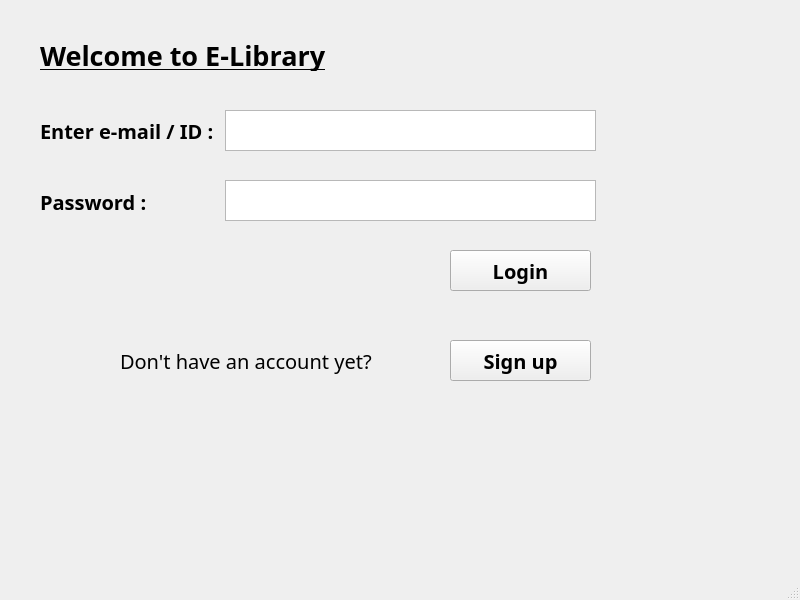
Old version of the form ui/LoginPage.ui in the repository simayseyrek/LibraryManagementSystem.
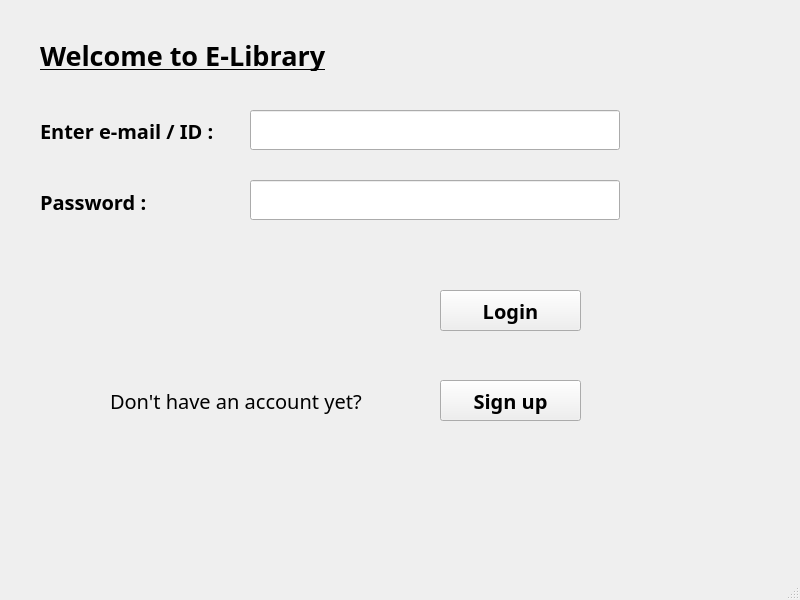
New version of the form.

Patch:
```diff
--- a/ui/LoginPage.ui
+++ b/ui/LoginPage.ui
@@ -83,50 +83,11 @@
      <string>Password : </string>
     </property>
    </widget>
-   <widget class="QTextBrowser" name="textBrowser">
+   <widget class="QPushButton" name="button_login">
     <property name="geometry">
      <rect>
-      <x>225</x>
-      <y>110</y>
-      <width>371</width>
-      <height>41</height>
-     </rect>
-    </property>
-    <property name="verticalScrollBarPolicy">
-     <enum>Qt::ScrollBarAlwaysOff</enum>
-    </property>
-    <property name="horizontalScrollBarPolicy">
-     <enum>Qt::ScrollBarAlwaysOff</enum>
-    </property>
-    <property name="html">
-     <string>&lt;!DOCTYPE HTML PUBLIC &quot;-//W3C//DTD HTML 4.0//EN&quot; &quot;http://www.w3.org/TR/REC-html40/strict.dtd&quot;&gt;
-&lt;html&gt;&lt;head&gt;&lt;meta name=&quot;qrichtext&quot; content=&quot;1&quot; /&gt;&lt;style type=&quot;text/css&quot;&gt;
-p, li { white-space: pre-wrap; }
-&lt;/style&gt;&lt;/head&gt;&lt;body style=&quot; font-family:'Ubuntu'; font-size:20pt; font-weight:400; font-style:normal;&quot;&gt;
-&lt;p style=&quot;-qt-paragraph-type:empty; margin-top:0px; margin-bottom:0px; margin-left:0px; margin-right:0px; -qt-block-indent:0; text-indent:0px;&quot;&gt;&lt;br /&gt;&lt;/p&gt;&lt;/body&gt;&lt;/html&gt;</string>
-    </property>
-   </widget>
-   <widget class="QTextBrowser" name="textBrowser_2">
-    <property name="geometry">
-     <rect>
-      <x>225</x>
-      <y>180</y>
-      <width>371</width>
-      <height>41</height>
-     </rect>
-    </property>
-    <property name="verticalScrollBarPolicy">
-     <enum>Qt::ScrollBarAlwaysOff</enum>
-    </property>
-    <property name="horizontalScrollBarPolicy">
-     <enum>Qt::ScrollBarAlwaysOff</enum>
-    </property>
-   </widget>
-   <widget class="QPushButton" name="pushButton">
-    <property name="geometry">
-     <rect>
-      <x>450</x>
-      <y>250</y>
+      <x>440</x>
+      <y>290</y>
       <width>141</width>
       <height>41</height>
      </rect>
@@ -146,8 +107,8 @@
    <widget class="QPushButton" name="pushButton_2">
     <property name="geometry">
      <rect>
-      <x>450</x>
-      <y>340</y>
+      <x>440</x>
+      <y>380</y>
       <width>141</width>
       <height>41</height>
      </rect>
@@ -167,8 +128,8 @@
    <widget class="QLabel" name="label_4">
     <property name="geometry">
      <rect>
-      <x>120</x>
-      <y>340</y>
+      <x>110</x>
+      <y>380</y>
       <width>271</width>
       <height>41</height>
      </rect>
@@ -185,6 +146,29 @@
      <string>Don't have an account yet? </string>
     </property>
    </widget>
+   <widget class="QLineEdit" name="text_input">
+    <property name="geometry">
+     <rect>
+      <x>250</x>
+      <y>110</y>
+      <width>370</width>
+      <height>40</height>
+     </rect>
+    </property>
+   </widget>
+   <widget class="QLineEdit" name="text_password_login">
+    <property name="geometry">
+     <rect>
+      <x>250</x>
+      <y>180</y>
+      <width>370</width>
+      <height>40</height>
+     </rect>
+    </property>
+    <property name="echoMode">
+     <enum>QLineEdit::Password</enum>
+    </property>
+   </widget>
   </widget>
   <widget class="QStatusBar" name="statusbar"/>
  </widget>
```
Left out of the diff: 6 changed lines with no effect on the pictures.
